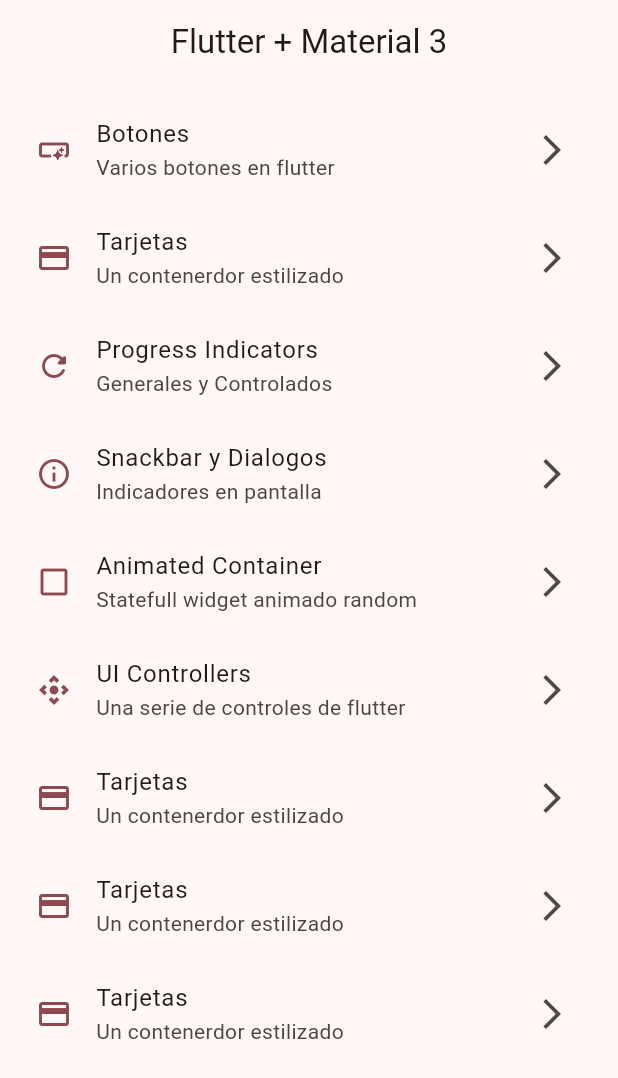
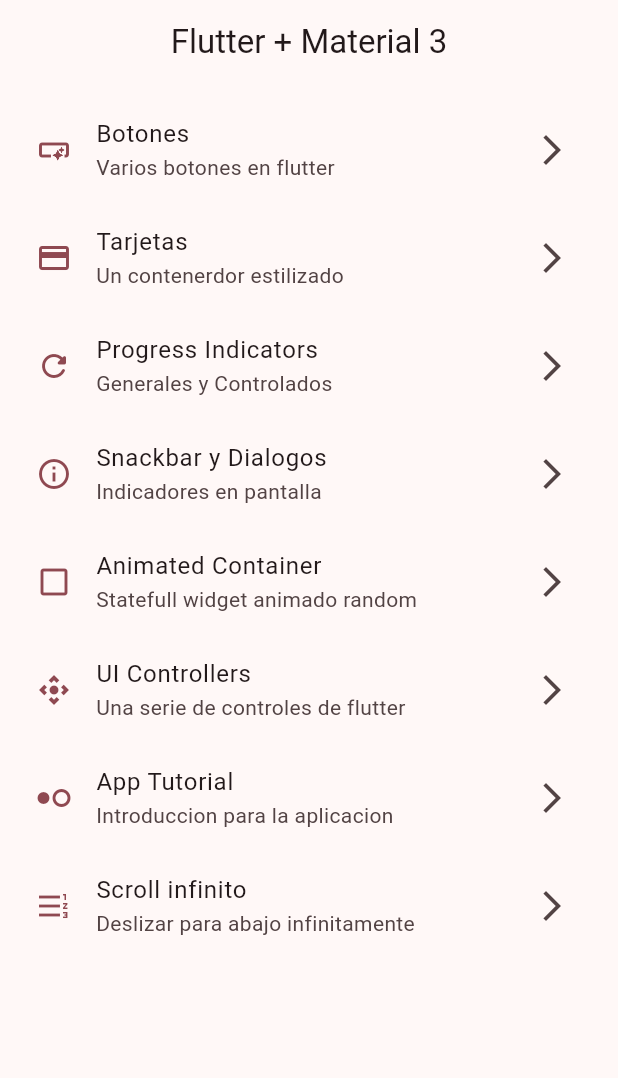
Before and after one commit to JhustynC/widgets_app, a Flutter app: the screen it shows after launch, on a phone screen of 412 x 824 dp. Shown: the top 1078 px of the screen. Run offline on Flutter 3.47's test engine with Material 2 defaults, Android fonts, the phone set to English and light mode, and no system bars; our stand-ins replace go_router.

Commit message:
TutorialScreen link added

```diff
--- a/lib/config/menu/menu_items.dart
+++ b/lib/config/menu/menu_items.dart
@@ -50,22 +50,16 @@ class MenuItem {
         link: '/ui_controls',
         icon: Icons.control_camera),
     MenuItem(
-      title: 'Tarjetas',
-      subTitle: 'Un contenerdor estilizado',
-      link: '/cards',
-      icon: Icons.credit_card,
+      title: 'App Tutorial',
+      subTitle: 'Introduccion para la aplicacion',
+      link: '/app_tutorial',
+      icon: Icons.hdr_weak_outlined,
     ),
     MenuItem(
-      title: 'Tarjetas',
-      subTitle: 'Un contenerdor estilizado',
-      link: '/cards',
-      icon: Icons.credit_card,
-    ),
-    MenuItem(
-      title: 'Tarjetas',
-      subTitle: 'Un contenerdor estilizado',
-      link: '/cards',
-      icon: Icons.credit_card,
+      title: 'Scroll infinito',
+      subTitle: 'Deslizar para abajo infinitamente',
+      link: '/infinite',
+      icon: Icons.format_list_numbered_rtl_sharp,
     ),
   ];
 }
--- a/lib/config/router/app_router.dart
+++ b/lib/config/router/app_router.dart
@@ -40,5 +40,15 @@ final appRouter = GoRouter(
       path: '/ui_controls',
       builder: (context, state) => const UiControlsScreen(),
     ),
+    GoRoute(
+      name: AppTutorialScreen.name,
+      path: '/app_tutorial',
+      builder: (context, state) => const AppTutorialScreen(),
+    ),
+    GoRoute(
+      name: InfiniteScrollScreen.name,
+      path: '/infinite',
+      builder: (context, state) => const InfiniteScrollScreen(),
+    ),
   ],
 );
```
